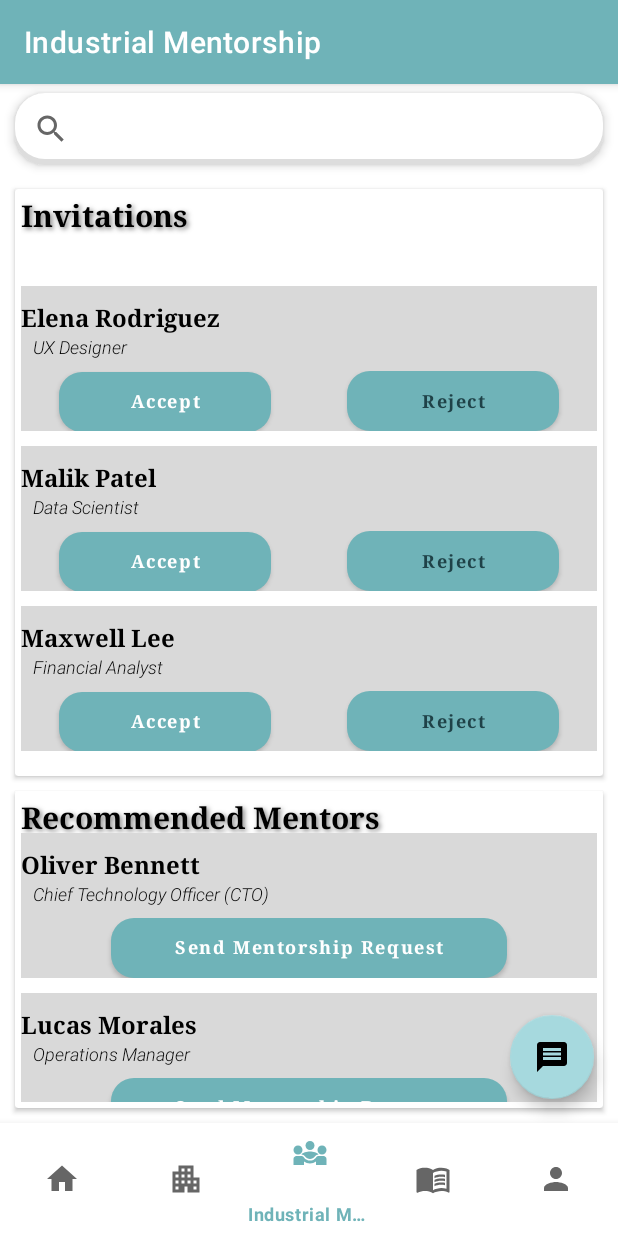
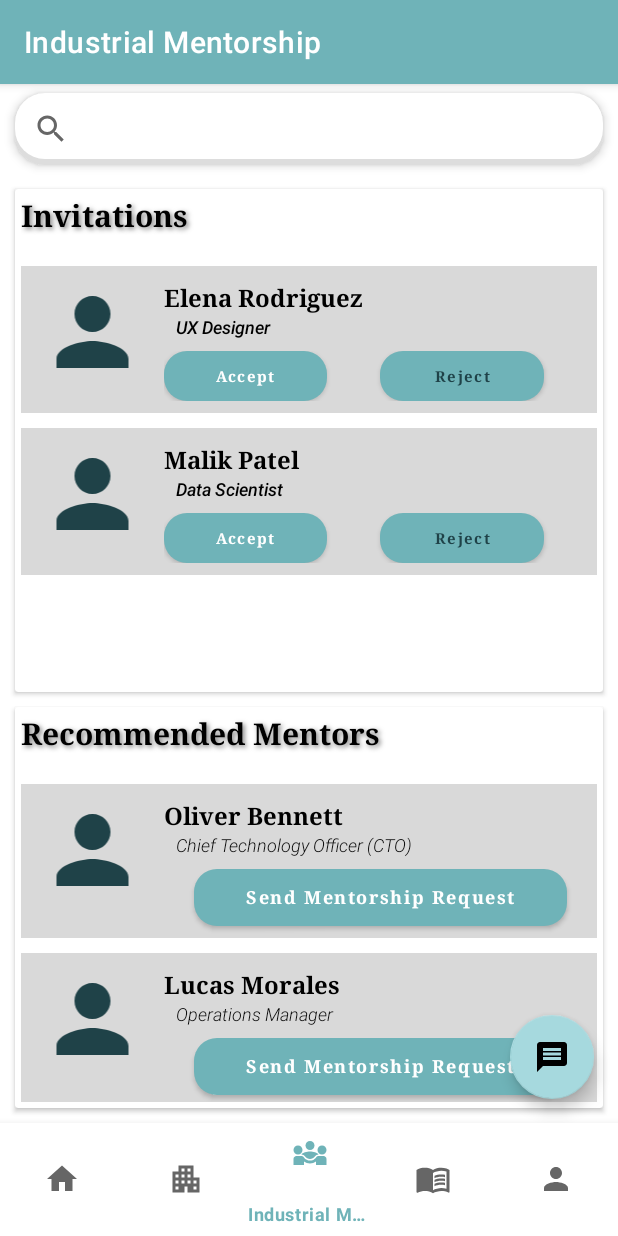
Before and after one commit to LorXinHui/GCR2.0, an Android app: the screen it shows after launch (MainActivity), item 3 of the bottom bar chosen, on a phone screen of 412 x 824 dp. Run offline under Robolectric (Android 15) with nearby library versions, the phone set to English and light mode, and no system bars.

Commit message:
Refine the card views for invitation_item.xml and mentorship_item.xml

```diff
--- a/MyApplication/app/src/main/java/com/example/myapplication/fragment/FragmentMentorship.java
+++ b/MyApplication/app/src/main/java/com/example/myapplication/fragment/FragmentMentorship.java
@@ -87,7 +87,6 @@ public class FragmentMentorship extends Fragment implements View.OnClickListener
         // Add some invitation items to the list
         invitationItemList.add(new InvitationItem("Elena Rodriguez", "UX Designer"));
         invitationItemList.add(new InvitationItem("Malik Patel", "Data Scientist"));
-        invitationItemList.add(new InvitationItem("Maxwell Lee", "Financial Analyst"));
         InvitationAdapter invitationAdapter = new InvitationAdapter(invitationItemList);
         invitationView.setAdapter(invitationAdapter);
 
--- a/MyApplication/app/src/main/res/layout/fragment_mentorship.xml
+++ b/MyApplication/app/src/main/res/layout/fragment_mentorship.xml
@@ -60,7 +60,6 @@
                 android:layout_width="match_parent"
                 android:layout_height="wrap_content"
                 android:layout_marginTop="10dp"
-                app:layout_constraintBottom_toBottomOf="parent"
                 app:layout_constraintEnd_toEndOf="parent"
                 app:layout_constraintStart_toStartOf="parent"
                 app:layout_constraintTop_toBottomOf="@id/title" />
@@ -105,7 +104,7 @@
                 android:id="@+id/recommendation_list"
                 android:layout_width="match_parent"
                 android:layout_height="wrap_content"
-                app:layout_constraintBottom_toBottomOf="parent"
+                android:layout_marginTop="10dp"
                 app:layout_constraintEnd_toEndOf="parent"
                 app:layout_constraintStart_toStartOf="parent"
                 app:layout_constraintTop_toBottomOf="@id/title2" />
@@ -117,7 +116,7 @@
         android:layout_width="wrap_content"
         android:layout_height="wrap_content"
         android:orientation="horizontal"
-        app:layout_constraintGuide_percent="0.68" />
+        app:layout_constraintGuide_percent="0.60" />
 
     <androidx.constraintlayout.widget.Guideline
         android:id="@+id/guideline2"
--- a/MyApplication/app/src/main/res/layout/invitation_item.xml
+++ b/MyApplication/app/src/main/res/layout/invitation_item.xml
@@ -5,6 +5,20 @@
     android:layout_height="wrap_content"
     android:layout_marginTop="10dp"
     android:background="#D9D9D9"
+    android:orientation="horizontal">
+
+    <ImageView
+        android:id="@+id/invite_image"
+        android:layout_width="79dp"
+        android:layout_height="72dp"
+        android:layout_margin="8dp"
+        android:contentDescription="Invitation Image"
+        android:src="@drawable/baseline_person_24"/>
+
+    <LinearLayout
+        android:layout_width="0dp"
+        android:layout_height="wrap_content"
+        android:layout_weight="1"
         android:orientation="vertical">
 
         <TextView
@@ -32,37 +46,35 @@
             android:textAlignment="viewStart"
             android:textColor="@color/black"
             android:textSize="12sp"
-        android:textStyle="italic"
+            android:textStyle="italic|bold"
             android:title="Job Description" />
 
         <LinearLayout
             android:layout_width="match_parent"
             android:layout_height="wrap_content"
-        android:orientation="horizontal">
+            android:orientation="horizontal"
+            android:paddingBottom="8dp">
 
             <Button
                 android:id="@+id/acceptButton"
                 android:layout_width="0dp"
-            android:layout_height="40dp"
-            android:layout_marginStart="25dp"
-            android:layout_marginEnd="25dp"
+                android:layout_height="33dp"
+                android:layout_marginEnd="35dp"
                 android:layout_weight="1"
                 android:background="@drawable/dark_button_background"
                 android:fontFamily="serif"
-            android:includeFontPadding="false"
                 android:text="Accept"
                 android:textAlignment="center"
                 android:textAllCaps="false"
                 android:textColor="@color/white"
-            android:textSize="12sp"
+                android:textSize="10sp"
                 android:textStyle="bold" />
 
             <Button
                 android:id="@+id/rejectButton"
                 android:layout_width="0dp"
-            android:layout_height="40dp"
-            android:layout_marginStart="25dp"
-            android:layout_marginEnd="25dp"
+                android:layout_height="33dp"
+                android:layout_marginEnd="35dp"
                 android:layout_weight="1"
                 android:background="@drawable/light_button_background"
                 android:fontFamily="serif"
@@ -70,7 +82,7 @@
                 android:textAlignment="center"
                 android:textAllCaps="false"
                 android:textColor="@color/teal_8"
-            android:textSize="12sp"
+                android:textSize="10sp"
                 android:textStyle="bold" />
 
             <TextView
@@ -89,5 +101,5 @@
                 android:visibility="gone" />
 
         </LinearLayout>
-
     </LinearLayout>
+</LinearLayout>
--- a/MyApplication/app/src/main/res/layout/mentorship_item.xml
+++ b/MyApplication/app/src/main/res/layout/mentorship_item.xml
@@ -4,6 +4,20 @@
     android:layout_height="wrap_content"
     android:layout_marginTop="10dp"
     android:background="#D9D9D9"
+    android:orientation="horizontal">
+
+    <ImageView
+        android:id="@+id/invite_image"
+        android:layout_width="79dp"
+        android:layout_height="72dp"
+        android:layout_margin="8dp"
+        android:contentDescription="Invitation Image"
+        android:src="@drawable/baseline_person_24"/>
+
+    <LinearLayout
+        android:layout_width="wrap_content"
+        android:layout_height="wrap_content"
+        android:layout_weight="1"
         android:orientation="vertical">
 
         <TextView
@@ -37,12 +51,12 @@
         <Button
             android:id="@+id/mentorButton"
             android:layout_width="match_parent"
-        android:layout_height="40dp"
-        android:layout_marginStart="60dp"
-        android:layout_marginEnd="60dp"
+            android:layout_height="38dp"
+            android:layout_marginStart="20dp"
+            android:layout_marginEnd="20dp"
+            android:layout_marginBottom="8dp"
             android:background="@drawable/dark_button_background"
             android:fontFamily="serif"
-        android:includeFontPadding="false"
             android:text="Send Mentorship Request"
             android:textAlignment="center"
             android:textAllCaps="false"
@@ -64,3 +78,4 @@
             android:visibility="gone"/>
 
     </LinearLayout>
+</LinearLayout>
```
Lines whose indentation alone changed are shown as unchanged.
